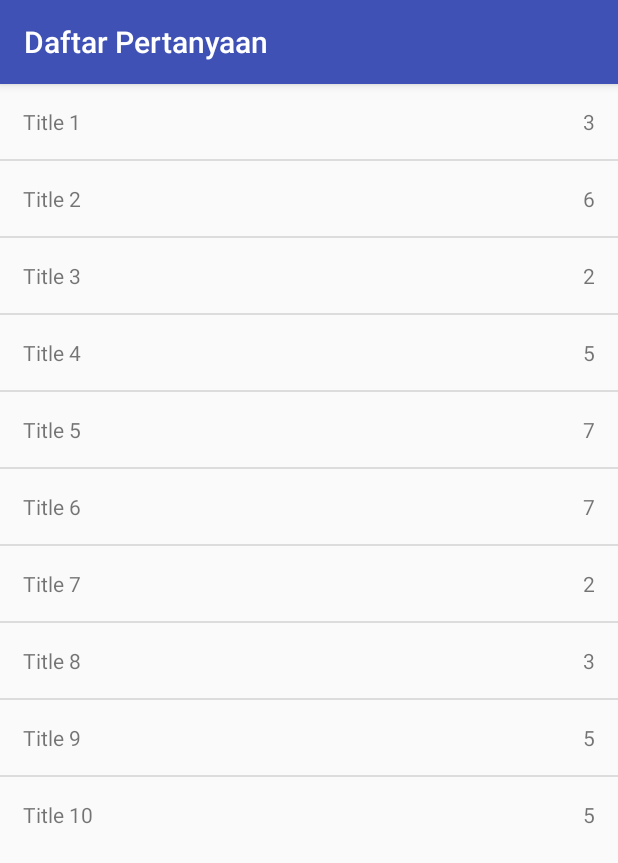
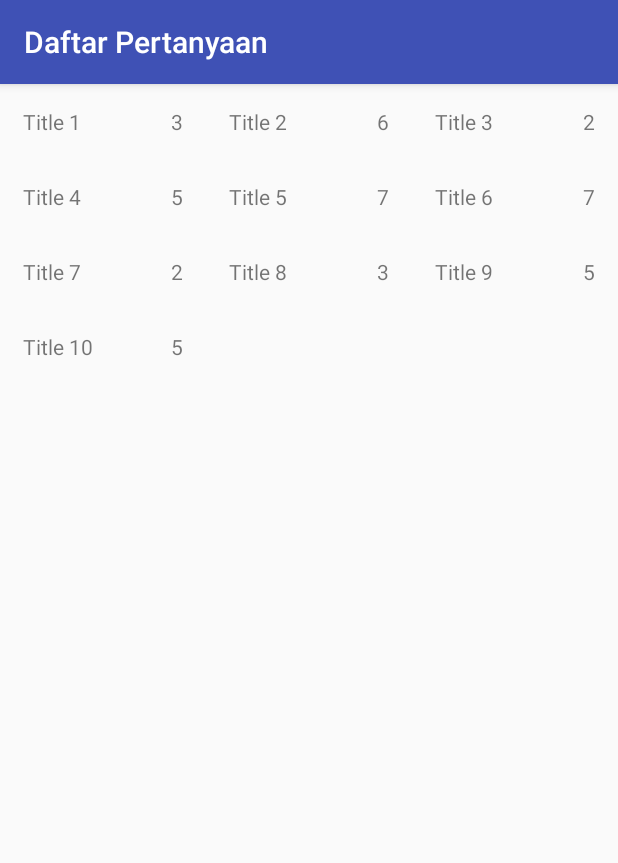
Before and after one commit to qushay/android_training, an Android app: the DaftarPertanyaanActivity screen opened directly, with no data from a screen before it, on a phone screen of 412 x 824 dp. Shown: the top 863 px of the screen. Run offline under Robolectric (Android 15) with nearby library versions, the phone set to English and light mode, and no system bars.

Commit message:
layout: - change listview to gridview

```diff
--- a/app/src/main/java/com/test/androidtrainingtest/DaftarPertanyaanActivity.java
+++ b/app/src/main/java/com/test/androidtrainingtest/DaftarPertanyaanActivity.java
@@ -4,6 +4,7 @@ import android.os.Bundle;
 import android.support.v7.app.AppCompatActivity;
 import android.view.View;
 import android.widget.AdapterView;
+import android.widget.GridView;
 import android.widget.ListView;
 import android.widget.Toast;
 
@@ -11,7 +12,7 @@ import com.test.androidtrainingtest.adapter.DaftarPertanyaanAdapter;
 
 public class DaftarPertanyaanActivity extends AppCompatActivity {
 
-    ListView mListView;
+    GridView mGridView;
     String[] mTitle = {"Title 1","Title 2","Title 3","Title 4","Title 5",
             "Title 6","Title 7","Title 8","Title 9","Title 10"};
     int[] mJumlah = {3,6,2,5,7,7,2,3,5,5};
@@ -20,10 +21,10 @@ public class DaftarPertanyaanActivity extends AppCompatActivity {
     protected void onCreate(Bundle savedInstanceState) {
         super.onCreate(savedInstanceState);
         setContentView(R.layout.activity_daftar_pertanyaan);
-        mListView = (ListView) findViewById(R.id.listView);
+        mGridView = (GridView) findViewById(R.id.gridView);
         DaftarPertanyaanAdapter adapter = new DaftarPertanyaanAdapter(this,mTitle,mJumlah);
-        mListView.setAdapter(adapter);
-        mListView.setOnItemClickListener(new ListviewAction());
+        mGridView.setAdapter(adapter);
+        mGridView.setOnItemClickListener(new ListviewAction());
     }
 
     class ListviewAction implements ListView.OnItemClickListener{
--- a/app/src/main/res/layout/activity_daftar_pertanyaan.xml
+++ b/app/src/main/res/layout/activity_daftar_pertanyaan.xml
@@ -6,9 +6,10 @@
     android:layout_height="match_parent"
     tools:context="com.test.androidtrainingtest.DaftarPertanyaanActivity">
 
-    <ListView
+    <GridView
         android:layout_width="wrap_content"
-        android:layout_height="wrap_content"
-        android:id="@+id/listView" />
-
+        android:layout_height="match_parent"
+        android:numColumns="3"
+        android:id="@+id/gridView"
+        android:layout_gravity="center_vertical" />
 </LinearLayout>
```
